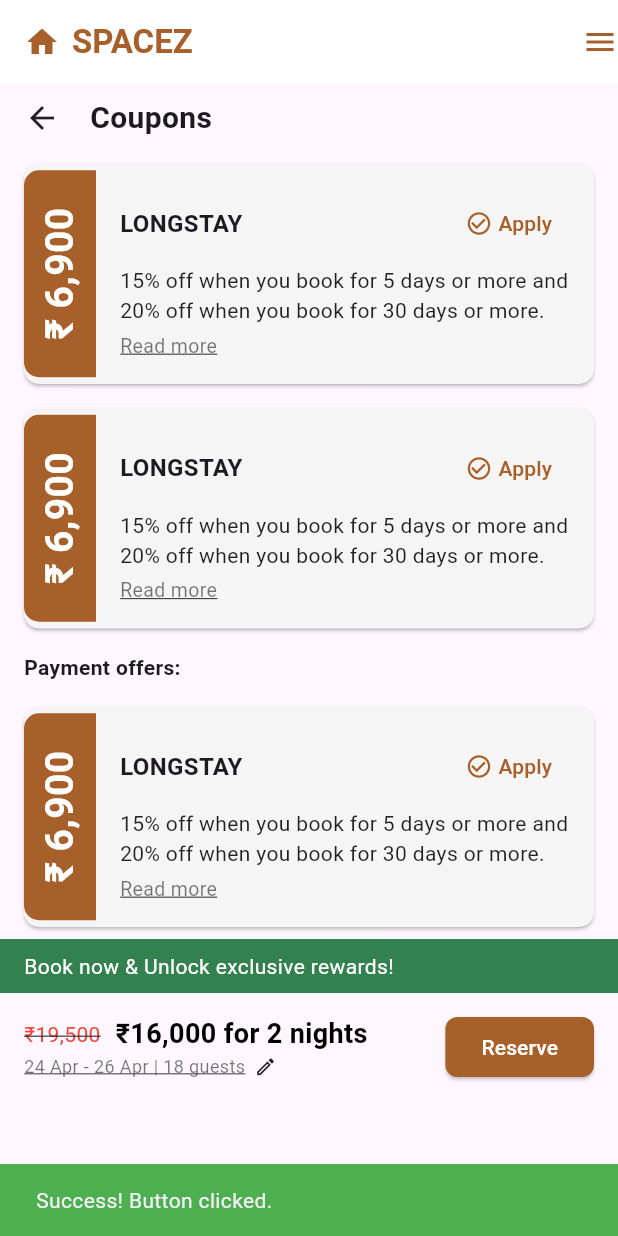
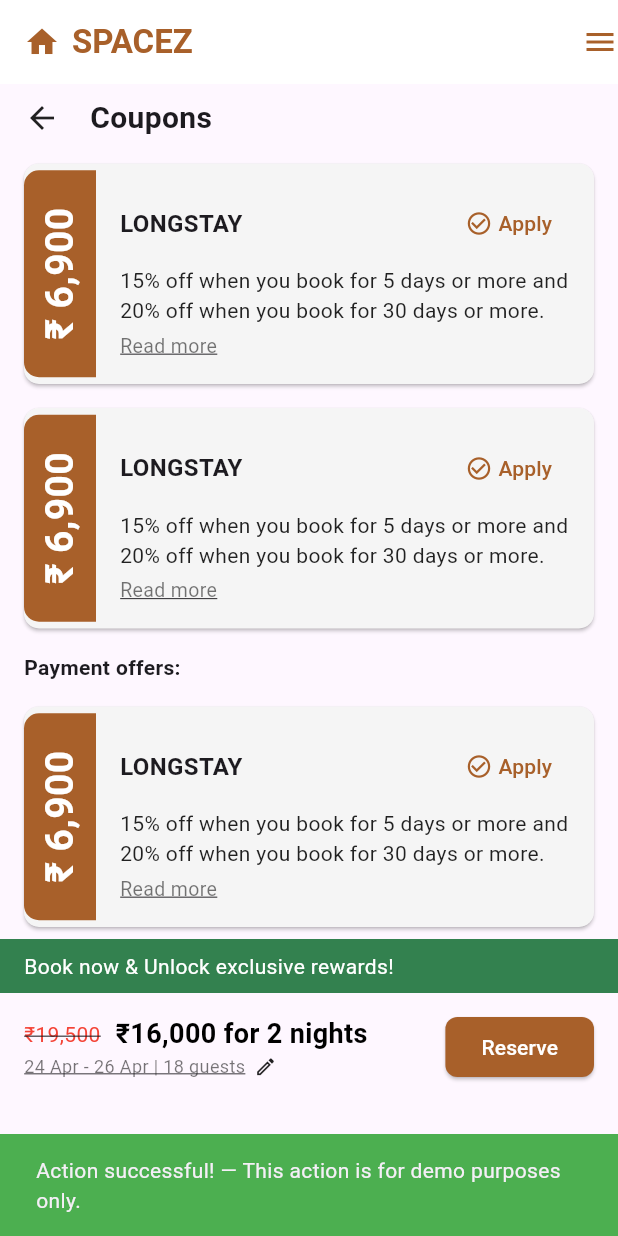
Before and after one commit to Mahendrareddy2006/Coupon_page, a Flutter app: the screen it shows after launch, after a tap on "Reserve", on a phone screen of 412 x 824 dp. Run offline on Flutter 3.47's test engine with Material 3 defaults, Android fonts, the phone set to English and light mode, and no system bars; Roboto replaces fonts that are missing (Cinzel).

```diff
--- a/lib/screens/coupons_page.dart
+++ b/lib/screens/coupons_page.dart
@@ -7,7 +7,7 @@
   void _showSuccess(BuildContext context) {
     ScaffoldMessenger.of(context).showSnackBar(
       SnackBar(
-        content: Text('Success! Button clicked.'),
+        content: Text('Action successful! — This action is for demo purposes only.'),
         backgroundColor: Colors.green,
         duration: Duration(seconds: 2),
       ),
```
